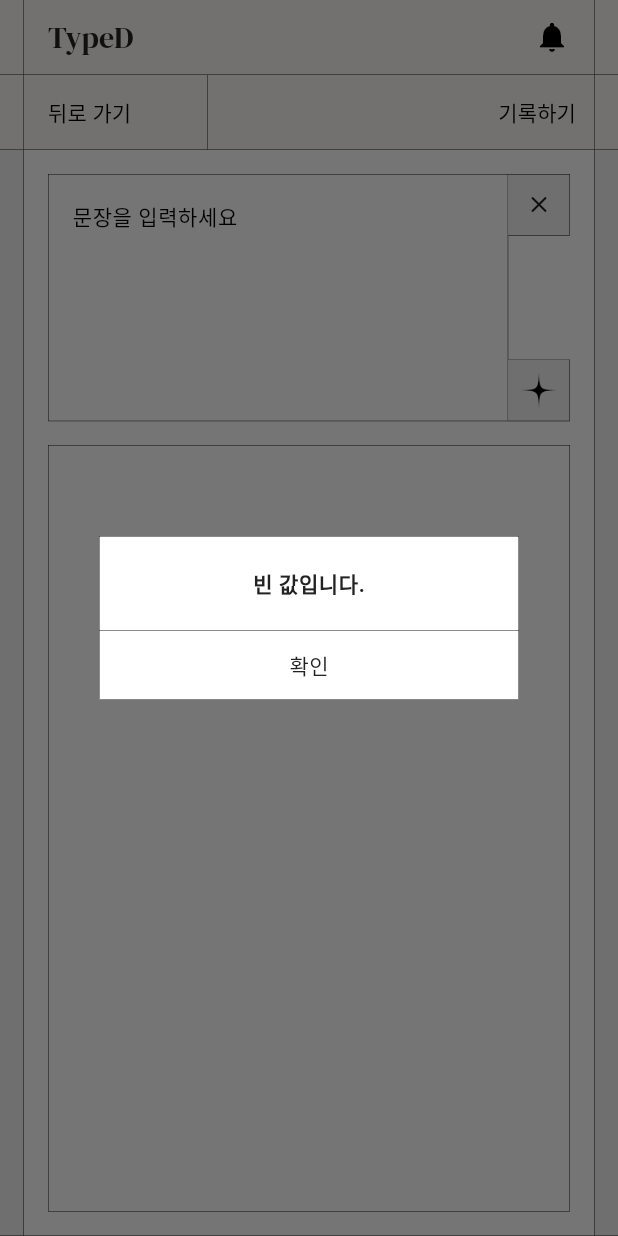
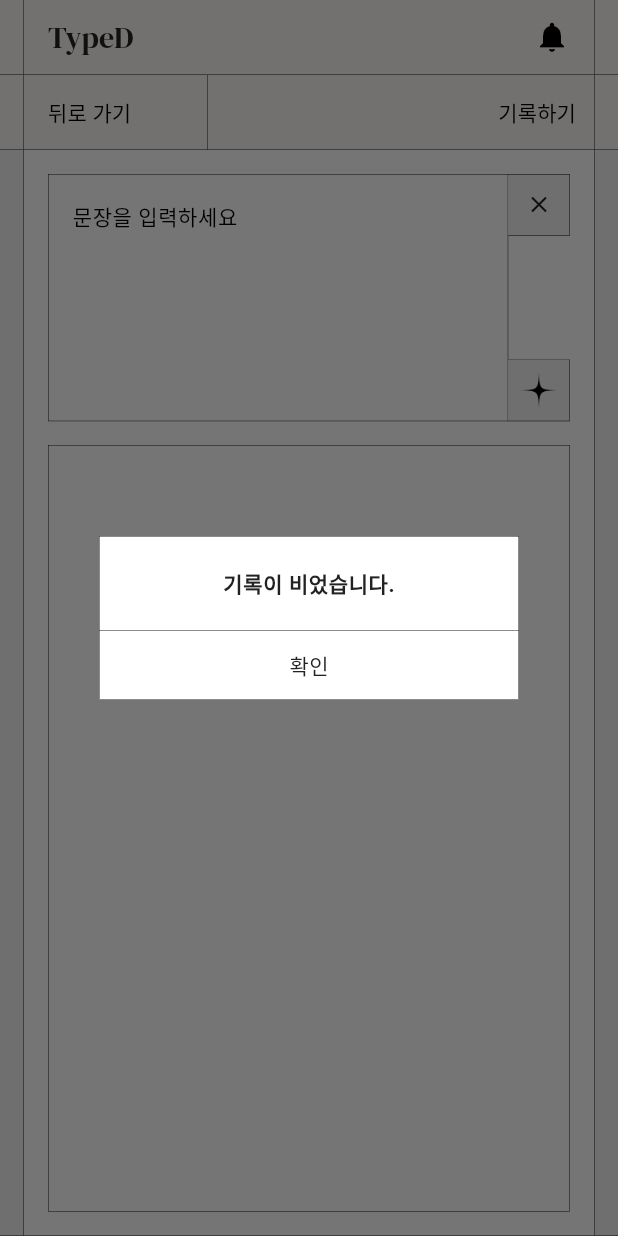
Before and after one commit to genericTypeD/TypeD-Frontend, a Flutter app: the MySentenceScreen widget shown alone on an empty page, opened directly, after a tap on "기록하기", on a phone screen of 412 x 824 dp. Run offline on Flutter 3.47's test engine with Material 3 defaults, Android fonts, the phone set to English and light mode, and no system bars; our stand-ins replace envied, flutter_dotenv, flutter_riverpod, go_router, google_fonts, image_picker and 2 more; missing offline and left inert: multi_split_view, spotify; accounts and stored records are empty; generated files the repository leaves out were written again; project files that could hold a hidden picture were left out.

Commit message:
refactor: 빈 기록 Alert Dialog 별도의 컴포넌트로 분리 #15

```diff
--- /dev/null
+++ b/lib/type/component/empty_content_alert_dialog.dart
@@ -0,0 +1,54 @@
+import 'package:flutter/material.dart';
+import 'package:typed/common/const/index.dart';
+
+class EmptyContentAlertDialog extends StatelessWidget {
+  const EmptyContentAlertDialog({super.key});
+
+  @override
+  Widget build(BuildContext context) {
+    return AlertDialog(
+      actions: [
+        const SizedBox(height: AppSpacings.spacing24),
+        Center(
+          child: Text(
+            '기록이 비었습니다.',
+            style: AppTheme.body2.copyWith(
+              fontWeight: FontWeight.bold,
+              height: 1,
+            ),
+          ),
+        ),
+        const SizedBox(height: AppSpacings.spacing24),
+        const Divider(
+          color: Colors.black,
+          thickness: 0.3,
+          height: 0.3,
+        ),
+        const SizedBox(height: AppSpacings.spacing16),
+        Center(
+          child: TextButton(
+            style: TextButton.styleFrom(
+              padding: EdgeInsets.zero,
+              minimumSize: Size.zero,
+              tapTargetSize: MaterialTapTargetSize.shrinkWrap,
+            ),
+            child: Text(
+              '확인',
+              style: AppTheme.body2.copyWith(
+                height: 1,
+              ),
+            ),
+            onPressed: () {
+              Navigator.of(context).pop();
+            },
+          ),
+        ),
+        const SizedBox(height: AppSpacings.spacing16),
+      ],
+      actionsPadding: EdgeInsets.zero,
+      backgroundColor: Colors.white,
+      elevation: 0,
+      shape: AppBorders.all,
+    );
+  }
+}
--- a/lib/type/screen/my_sentence_screen.dart
+++ b/lib/type/screen/my_sentence_screen.dart
@@ -3,6 +3,7 @@ import 'package:typed/common/const/app_bar_style.dart';
 import 'package:typed/common/const/app_themes.dart';
 import 'package:typed/common/index.dart';
 import 'package:typed/type/component/grid_text_item.dart';
+import 'package:typed/type/component/empty_content_alert_dialog.dart';
 
 class MySentenceScreen extends StatefulWidget {
   final String? initialText;
@@ -37,57 +38,11 @@ class _MySentenceScreenState extends State<MySentenceScreen> {
     return text.split('\n').where((line) => line.trim().isNotEmpty).join('\n');
   }
 
-  void showAlertBlankSentence() {
+  void _showEmptyContentAlertDialog() {
     showDialog(
       context: context,
       builder: (BuildContext context) {
-        return AlertDialog(
-          actions: [
-            const SizedBox(height: 24),
-            Center(
-              child: Text(
-                '빈 값입니다.',
-                style: AppTheme.body2.copyWith(
-                  fontWeight: FontWeight.bold,
-                  height: 1,
-                ),
-              ),
-            ),
-            const SizedBox(height: 24),
-            const Divider(
-              color: Colors.black,
-              thickness: 0.3,
-              height: 0.3,
-            ),
-            const SizedBox(height: 16),
-            Center(
-              child: TextButton(
-                style: TextButton.styleFrom(
-                  padding: EdgeInsets.zero,
-                  minimumSize: Size.zero,
-                  tapTargetSize: MaterialTapTargetSize.shrinkWrap,
-                ),
-                child: Text(
-                  '확인',
-                  style: AppTheme.body2.copyWith(
-                    height: 1,
-                  ),
-                ),
-                onPressed: () {
-                  Navigator.of(context).pop();
-                },
-              ),
-            ),
-            const SizedBox(height: 16),
-          ],
-          actionsPadding: EdgeInsets.zero,
-          backgroundColor: Colors.white,
-          elevation: 0,
-          shape: Border.all(
-            color: Colors.black,
-            width: 0.3,
-          ),
-        );
+        return const EmptyContentAlertDialog();
       },
     );
   }
@@ -122,7 +77,7 @@ class _MySentenceScreenState extends State<MySentenceScreen> {
               );
               Navigator.pop(context, result);
             } else {
-              showAlertBlankSentence();
+              _showEmptyContentAlertDialog();
             }
           },
           child: const Text(
@@ -262,7 +217,7 @@ class _MySentenceScreenState extends State<MySentenceScreen> {
                                           );
                                         });
                                       } else {
-                                        showAlertBlankSentence();
+                                        _showEmptyContentAlertDialog();
                                       }
                                     },
                                     child: Container(
```
